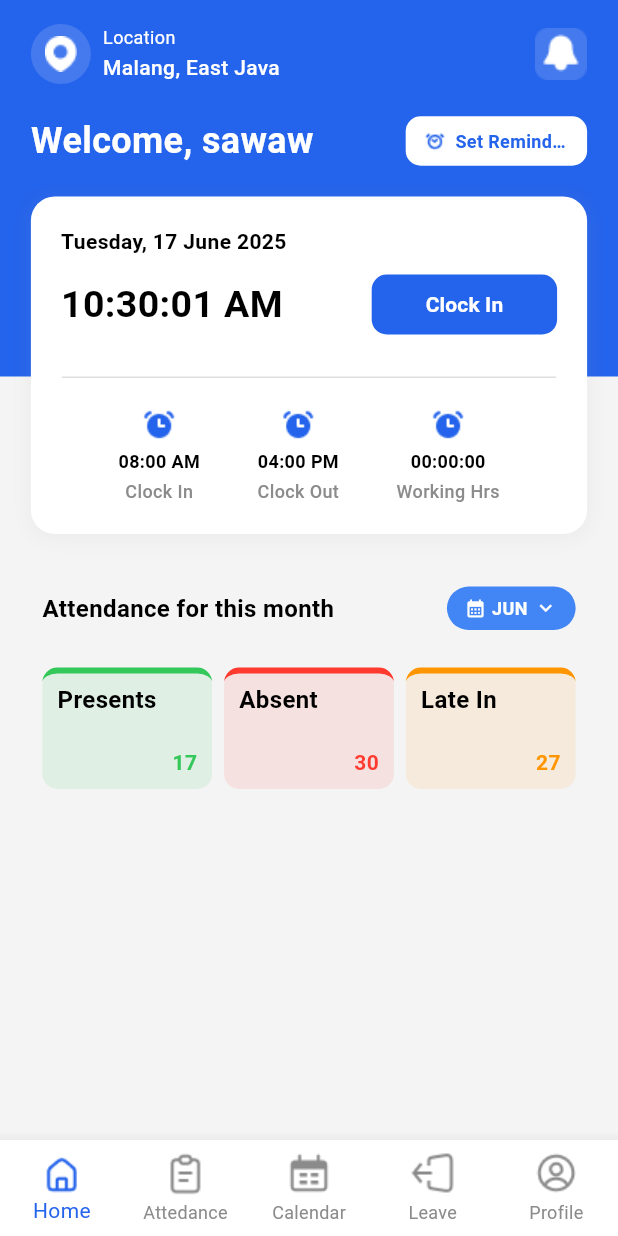
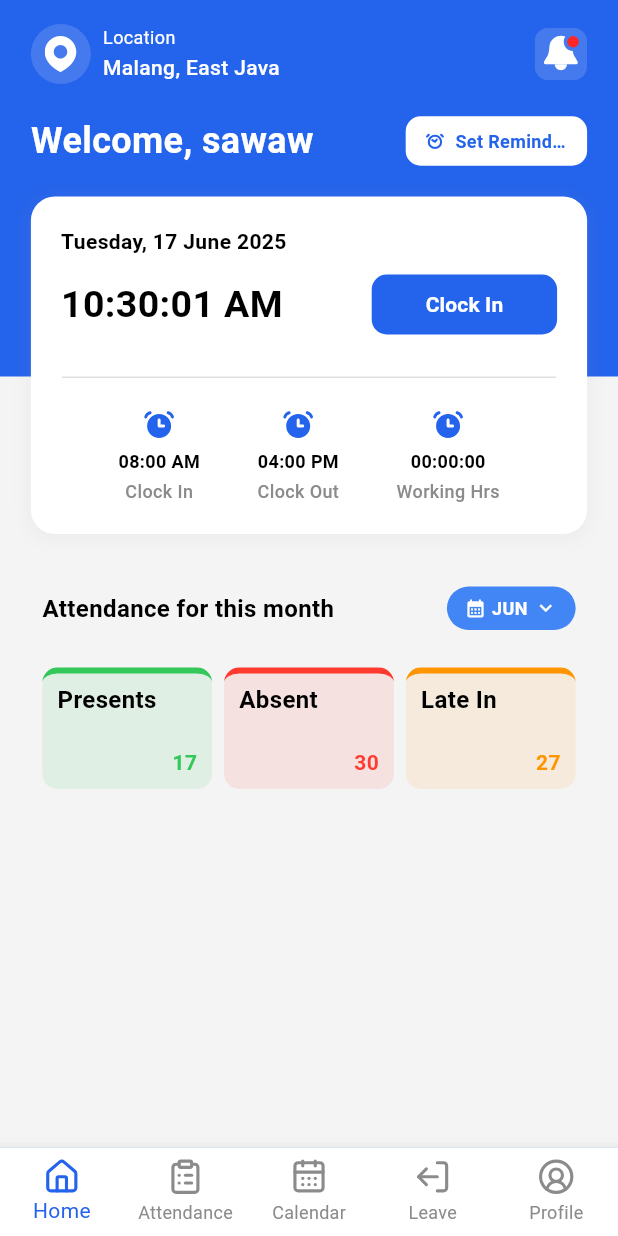
Before and after one commit to Hattaa22/attendance_apps, a Flutter app: the Home screen opened by its route, on a phone screen of 412 x 824 dp. Run offline on Flutter 3.47's test engine with Material 3 defaults, Android fonts, the phone set to English and light mode, and no system bars; our stand-ins replace flutter_svg, flutter_time_picker_spinner, go_router, google_fonts, image_picker, lucide_icons_flutter and 2 more; missing offline and left inert: inner_shadow_widget, mobile_scanner, multiselect.

Commit message:
feat: edit icon with img & lucide

```diff
--- a/lib/core/navigation/navigation.dart
+++ b/lib/core/navigation/navigation.dart
@@ -1,5 +1,6 @@
 import 'package:flutter/material.dart';
 import 'package:fortis_apps/core/color/colors.dart';
+import 'package:lucide_icons_flutter/lucide_icons.dart';
 
 class Navigation extends StatelessWidget {
   final int currentIndex;
@@ -11,40 +12,32 @@
   @override
   Widget build(BuildContext context) {
     return BottomNavigationBar(
-      items: const [
-        BottomNavigationBarItem(
-          icon: ImageIcon(
-            AssetImage('assets/icon/Home.png'),
-            size: 30,
-          ),
+      items: [
+        const BottomNavigationBarItem(
+          icon: Icon(LucideIcons.house, size: 25),
           label: 'Home',
         ),
-        BottomNavigationBarItem(
-          icon: ImageIcon(
-            AssetImage('assets/icon/Desk_alt.png'),
-            size: 30,
+        const BottomNavigationBarItem(
+          icon: Icon(
+            LucideIcons.clipboardList,
+            size: 25,
           ),
-          label: 'Attedance',
+          label: 'Attendance',
         ),
-        BottomNavigationBarItem(
-          icon: ImageIcon(
-            AssetImage('assets/icon/Date_range.png'),
-            size: 30,
-          ),
+        const BottomNavigationBarItem(
+          icon: Icon(LucideIcons.calendarDays, size: 25),
           label: 'Calendar',
         ),
         BottomNavigationBarItem(
-          icon: ImageIcon(
-            AssetImage('assets/icon/Sign_out_squre.png'),
-            size: 30,
+          icon: Transform(
+            transform: Matrix4.identity()..scale(-1.0, 1.0, 1.0),
+            alignment: Alignment.center,
+            child: const Icon(LucideIcons.logOut, size: 25),
           ),
           label: 'Leave',
         ),
-        BottomNavigationBarItem(
-          icon: ImageIcon(
-            AssetImage('assets/icon/User_cicrle_light.png'),
-            size: 30,
-          ),
+        const BottomNavigationBarItem(
+          icon: Icon(LucideIcons.circleUserRound, size: 25),
           label: 'Profile',
         ),
       ],
--- a/lib/view/auth/login/view/login_screen.dart
+++ b/lib/view/auth/login/view/login_screen.dart
@@ -1,4 +1,5 @@
 import 'package:flutter/material.dart';
+import 'package:flutter_svg/flutter_svg.dart';
 import 'package:fortis_apps/core/color/colors.dart';
 import 'package:fortis_apps/widget_global/custom_button/custom_button.dart';
 import 'package:go_router/go_router.dart';
@@ -52,6 +53,9 @@
   @override
   Widget build(BuildContext context) {
     return Scaffold(
+      appBar: AppBar(
+        backgroundColor: Colors.white,
+      ),
       backgroundColor: Colors.white,
       body: Column(
         children: [
@@ -62,7 +66,6 @@
               padding: const EdgeInsets.symmetric(horizontal: 24.0),
               child: Column(
                 children: [
-                  const SizedBox(height: 50),
                   // Checkmark icon
                   Container(
                     width: 40,
@@ -80,10 +83,18 @@
                       ],
                       borderRadius: BorderRadius.circular(8),
                     ),
-                    child: const Image(
-                      image: AssetImage('assets/images/logo-attendances-2.png'),
-                      width: 24,
-                      height: 24,
+                    child: Padding(
+                      padding: const EdgeInsets.all(7),
+                      child: SvgPicture.asset(
+                        'assets/icon/Check_fill.svg',
+                        width: 24,
+                        height: 24,
+                        colorFilter: ColorFilter.mode(
+                          blueMainColor,
+                          BlendMode.srcIn,
+                        ),
+                        fit: BoxFit.contain,
+                      ),
                     ),
                   ),
                   const SizedBox(height: 16),
@@ -115,7 +126,7 @@
                       ),
                     ),
                   ),
-                  const SizedBox(height: 30),
+                  const SizedBox(height: 20),
                 ],
               ),
             ),
--- a/lib/view/home/view/home_body.dart
+++ b/lib/view/home/view/home_body.dart
@@ -2,6 +2,7 @@
 import 'package:intl/intl.dart';
 import 'package:fortis_apps/core/color/colors.dart';
 import 'package:google_fonts/google_fonts.dart';
+import 'package:flutter_svg/flutter_svg.dart';
 import 'package:mobile_scanner/mobile_scanner.dart';
 import 'package:go_router/go_router.dart';
 
@@ -755,9 +756,8 @@
                               shape: BoxShape.circle,
                             ),
                             padding: const EdgeInsets.all(8),
-                            child: Image.asset(
-                              'assets/icon/location.png',
-                              color: whiteMainColor,
+                            child: SvgPicture.asset(
+                              'assets/icon/Pin_fill.svg',
                               fit: BoxFit.contain,
                             ),
                           ),
@@ -795,10 +795,9 @@
                       child: SizedBox(
                         width: 35,
                         height: 35,
-                        child: Image.asset(
-                          'assets/icon/bell_pin_fill.png',
-                          color: whiteMainColor,
-                          fit: BoxFit.contain,
+                        child: SvgPicture.asset(
+                            'assets/icon/Bell_pin_fill.svg',
+                            fit: BoxFit.contain,
                         ),
                       ),
                     ),
@@ -849,8 +848,12 @@
                           child: Row(
                             mainAxisSize: MainAxisSize.min,
                             children: [
-                              Image.asset('assets/icon/alarm-clock.png',
-                                  width: 15, height: 15, color: blueMainColor),
+                              SvgPicture.asset(
+                                'assets/icon/Alarm_clock.svg',
+                                width: 15,
+                                height: 15,
+                                fit: BoxFit.contain
+                              ),
                               const SizedBox(width: 6),
                               Flexible(
                                 child: Text(
@@ -1116,19 +1119,19 @@
                                     MainAxisAlignment.spaceEvenly,
                                 children: [
                                   _buildTimeStatusCard(
-                                    imagePath: 'assets/icon/Clock_fill.png',
+                                    imagePath: 'assets/icon/Clock_fill.svg',
                                     time: '08:00 AM',
                                     label: 'Clock In',
                                     screenWidth: screenWidth,
                                   ),
                                   _buildTimeStatusCard(
-                                    imagePath: 'assets/icon/Clock_fill.png',
+                                    imagePath: 'assets/icon/Clock_fill.svg',
                                     time: '04:00 PM',
                                     label: 'Clock Out',
                                     screenWidth: screenWidth,
                                   ),
                                   _buildTimeStatusCard(
-                                    imagePath: 'assets/icon/Clock_fill.png',
+                                    imagePath: 'assets/icon/Clock_fill.svg',
                                     time: '00:00:00',
                                     label: 'Working Hrs',
                                     screenWidth: screenWidth,
@@ -1158,11 +1161,11 @@
   }) {
     return Column(
       children: [
-        Image.asset(
+        SvgPicture.asset(
           imagePath,
           width: 24,
           height: 24,
-          color: blueMainColor,
+          colorFilter: ColorFilter.mode(blueMainColor, BlendMode.srcIn),
           fit: BoxFit.contain,
         ),
         const SizedBox(height: 3),
--- a/lib/view/splash_screen/splash_screen.dart
+++ b/lib/view/splash_screen/splash_screen.dart
@@ -1,4 +1,5 @@
 
+import 'package:flutter_svg/flutter_svg.dart';
 import 'package:fortis_apps/core/color/colors.dart';
 import 'package:flutter/material.dart';
 import 'dart:async';
@@ -32,8 +33,8 @@
         child: Column(
           mainAxisAlignment: MainAxisAlignment.center,
           children: [
-            Image.asset(
-              'assets/images/logo-check.png',
+            SvgPicture.asset(
+              'assets/icon/Check_fill.svg',
               width: 50,
               height: 50,
             ),
--- a/lib/widget_global/show_dialog_success/dialog_success.dart
+++ b/lib/widget_global/show_dialog_success/dialog_success.dart
@@ -56,6 +56,7 @@
                       fontSize: 18,
                       fontWeight: FontWeight.w500,
                     ),
+                    textAlign: TextAlign.center,
                   ),
                   const SizedBox(height: 8),
                   // Message
--- a/pubspec.yaml
+++ b/pubspec.yaml
@@ -43,6 +43,7 @@
   multiselect: ^0.1.1
   flutter_time_picker_spinner:
   otp_text_field:
+  flutter_svg:
 
   # The following adds the Cupertino Icons font to your application.
   # Use with the CupertinoIcons class for iOS style icons.
```
Also changed, not shown: assets/icon/Alarm_clock.svg (added), assets/icon/Bell_pin_fill.svg (added), assets/icon/Check_fill.svg (added), assets/icon/Clock_fill.svg (added), assets/icon/Date_range.svg (added), assets/icon/Pin_fill.svg (added), pubspec.lock.
